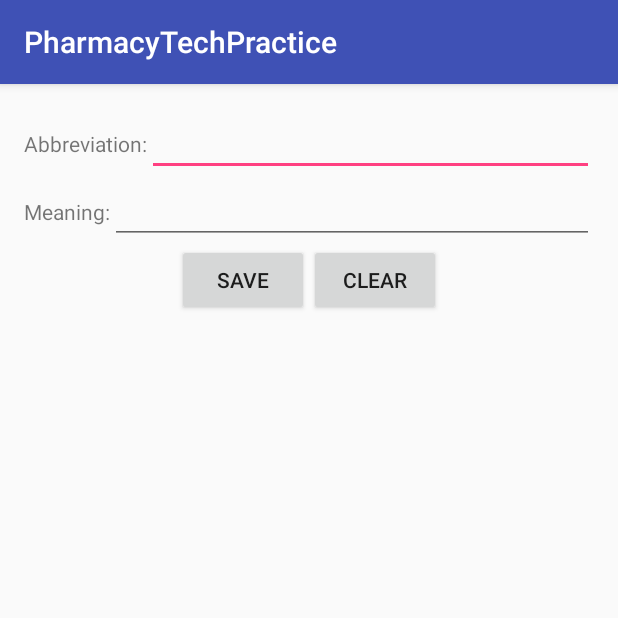
After one commit to KimTNguyen/Android-Development, an Android app: the AddPharmacyAbbreviationsActivity screen opened directly, with no data from a screen before it, on a phone screen of 412 x 824 dp, the top half of it. The commit adds this screen. Run offline under Robolectric (Android 15) with nearby library versions, the phone set to English and light mode, and no system bars.

```diff
--- a/DrugList/app/build.gradle
+++ b/DrugList/app/build.gradle
@@ -25,5 +25,6 @@ dependencies {
         exclude group: 'com.android.support', module: 'support-annotations'
     })
     compile 'com.android.support:appcompat-v7:25.1.0'
+    compile 'com.android.support:support-v4:25.1.0'
     testCompile 'junit:junit:4.12'
 }
--- /dev/null
+++ b/DrugList/app/src/main/java/projects/android/nguyen/kim/pharmacyTechPractice/AddPharmacyAbbreviationsActivity.java
@@ -0,0 +1,13 @@
+package projects.android.nguyen.kim.pharmacyTechPractice;
+
+import android.support.v7.app.AppCompatActivity;
+import android.os.Bundle;
+
+public class AddPharmacyAbbreviationsActivity extends AppCompatActivity {
+
+    @Override
+    protected void onCreate(Bundle savedInstanceState) {
+        super.onCreate(savedInstanceState);
+        setContentView(R.layout.activity_add_pharmacy_abbreviations);
+    }
+}
--- a/DrugList/app/src/main/java/projects/android/nguyen/kim/pharmacyTechPractice/QuizActivity.java
+++ b/DrugList/app/src/main/java/projects/android/nguyen/kim/pharmacyTechPractice/QuizActivity.java
@@ -63,7 +63,7 @@ public class QuizActivity extends AppCompatActivity {
     private void initDrugData() {
 
         try {
-            Scanner scanner = new Scanner(openFileInput(AddDataActivity.DATABASE_FILE));
+            Scanner scanner = new Scanner(openFileInput(CommonConstants.DATABASE_FILE));
 
             while (scanner.hasNextLine()) {
                 String line = scanner.nextLine();
--- /dev/null
+++ b/DrugList/app/src/main/res/layout/activity_add_pharmacy_abbreviations.xml
@@ -0,0 +1,65 @@
+<?xml version="1.0" encoding="utf-8"?>
+<LinearLayout xmlns:android="http://schemas.android.com/apk/res/android"
+    xmlns:tools="http://schemas.android.com/tools"
+    android:id="@+id/activity_add_pharmacy_abbreviations"
+    android:layout_width="match_parent"
+    android:layout_height="match_parent"
+    android:orientation="vertical"
+    android:paddingBottom="@dimen/activity_vertical_margin"
+    android:paddingLeft="@dimen/activity_horizontal_margin"
+    android:paddingRight="@dimen/activity_horizontal_margin"
+    android:paddingTop="@dimen/activity_vertical_margin"
+    tools:context="projects.android.nguyen.kim.pharmacyTechPractice.AddPharmacyAbbreviationsActivity">
+
+    <LinearLayout
+        android:layout_width="match_parent"
+        android:layout_height="wrap_content">
+
+        <TextView
+            android:layout_width="wrap_content"
+            android:layout_height="wrap_content"
+            android:text="@string/abbreviation"/>
+
+        <EditText
+            android:layout_width="match_parent"
+            android:layout_height="wrap_content"
+            android:layout_weight="1" />
+
+    </LinearLayout>
+
+    <LinearLayout
+        android:layout_width="match_parent"
+        android:layout_height="wrap_content">
+
+        <TextView
+            android:layout_width="wrap_content"
+            android:layout_height="wrap_content"
+            android:text="@string/meaning"/>
+
+        <EditText
+            android:layout_width="match_parent"
+            android:layout_height="wrap_content"
+            android:layout_weight="1" />
+
+    </LinearLayout>
+
+
+    <LinearLayout
+        android:layout_width="match_parent"
+        android:layout_height="wrap_content"
+        android:orientation="horizontal"
+        android:gravity="center">
+
+        <Button
+            android:layout_width="wrap_content"
+            android:layout_height="wrap_content"
+            android:text="@string/save" />
+
+        <Button
+            android:layout_width="wrap_content"
+            android:layout_height="wrap_content"
+            android:text="@string/clear"/>
+
+    </LinearLayout>
+
+</LinearLayout>
--- a/DrugList/app/src/main/res/layout/activity_main_menu.xml
+++ b/DrugList/app/src/main/res/layout/activity_main_menu.xml
@@ -14,7 +14,7 @@
     <Button
         android:layout_width="match_parent"
         android:layout_height="wrap_content"
-        android:text="@string/add_drug_info"
+        android:text="@string/add_data"
         android:onClick="addDrug"/>
 
     <Button
--- a/DrugList/app/src/main/res/values/strings.xml
+++ b/DrugList/app/src/main/res/values/strings.xml
@@ -8,4 +8,11 @@
     <string name="function">Function: </string>
     <string name="save">Save</string>
     <string name="clear">Clear</string>
+    <string name="add_pharmacy_abbreviations">Add Pharmacy Abbreviations</string>
+    <string name="add_data">Add Data</string>
+    <string name="abbreviation">Abbreviation:</string>
+    <string name="meaning">Meaning:</string>
+
+    <!-- TODO: Remove or change this placeholder text -->
+    <string name="hello_blank_fragment">Hello blank fragment</string>
 </resources>
```
Also changed, not shown: DrugList/app/src/main/AndroidManifest.xml (+6 -4 lines), DrugList/app/src/main/java/projects/android/nguyen/kim/pharmacyTechPractice/AddDataActivity.java (+7 -53 lines), DrugList/app/src/main/java/projects/android/nguyen/kim/pharmacyTechPractice/AddDrugActivity.java (added, +80 -0 lines), DrugList/app/src/main/java/projects/android/nguyen/kim/pharmacyTechPractice/CommonConstants.java (added, +10 -0 lines), DrugList/app/src/main/res/layout-land/activity_add_drug.xml (renamed from DrugList/app/src/main/res/layout-land/activity_add_data.xml, +2 -9 lines), DrugList/app/src/main/res/layout-land/activity_quiz.xml (added, +47 -0 lines), DrugList/app/src/main/res/layout/activity_add_data.xml (+6 -76 lines), DrugList/app/src/main/res/layout/activity_add_drug.xml (added, +96 -0 lines).
